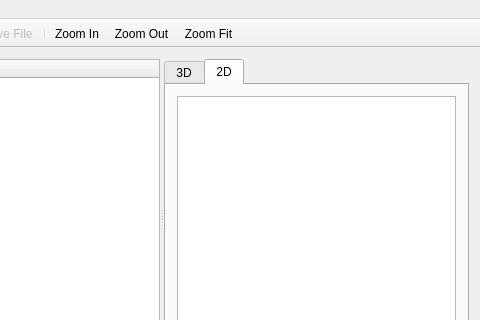
Before: the Qt Designer form mainwindow.ui in sibbi77/pickAndPlaceMachine, drawn with Qt 5; both pictures show x 127 to 607 and y 0 to 320 of the 607 by 408 pixel window.
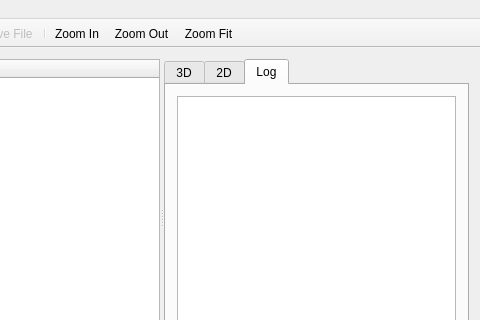
After: the same form once the commit is applied. The open tabs and pages were chosen to show the change. Icons and pictures are not drawn. Custom widgets are drawn as their Qt base class.

```diff
--- a/mainwindow.ui
+++ b/mainwindow.ui
@@ -66,6 +66,16 @@
          </item>
         </layout>
        </widget>
+       <widget class="QWidget" name="tab_3">
+        <attribute name="title">
+         <string>Log</string>
+        </attribute>
+        <layout class="QVBoxLayout" name="verticalLayout_4">
+         <item>
+          <widget class="QPlainTextEdit" name="log"/>
+         </item>
+        </layout>
+       </widget>
       </widget>
      </widget>
     </item>
```
Left out of the diff: 2 changed lines with no effect on the pictures.
